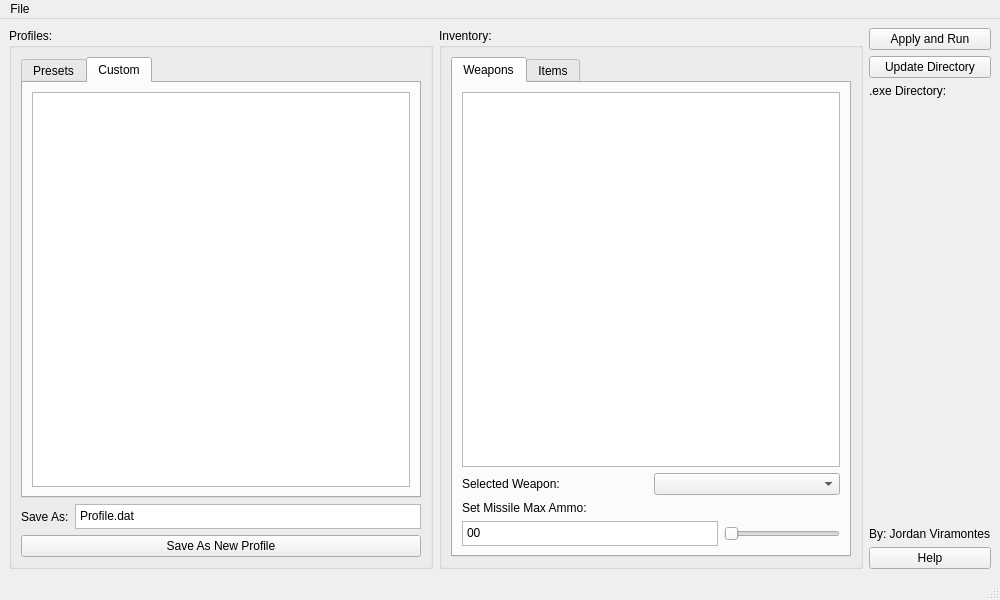
Old version of the form mainwindow.ui in the repository JordanViramontes/Cave-Story-Profile-Manager.
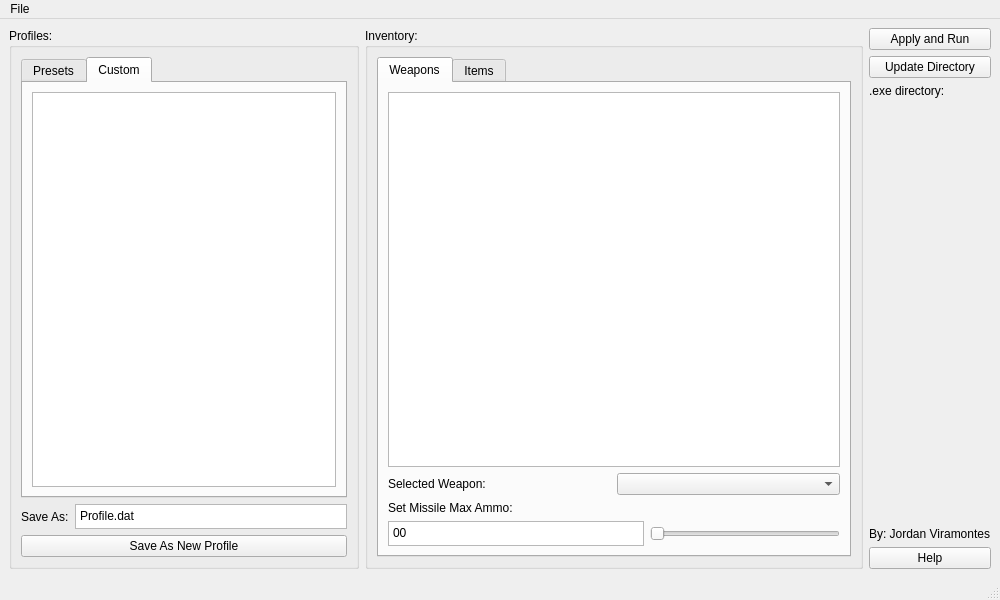
New version of the form. The open tabs and pages were chosen to show the change.

```diff
--- a/mainwindow.ui
+++ b/mainwindow.ui
@@ -28,6 +28,12 @@
      <layout class="QHBoxLayout" name="mainHLayout">
       <item>
        <widget class="QGroupBox" name="profilesGrBox">
+        <property name="maximumSize">
+         <size>
+          <width>350</width>
+          <height>16777215</height>
+         </size>
+        </property>
         <property name="title">
          <string>Profiles:</string>
         </property>
@@ -112,7 +118,7 @@
              <item>
               <widget class="QTextEdit" name="saveAsEdit">
                <property name="sizePolicy">
-                <sizepolicy hsizetype="Expanding" vsizetype="Minimum">
+                <sizepolicy hsizetype="MinimumExpanding" vsizetype="Minimum">
                  <horstretch>0</horstretch>
                  <verstretch>0</verstretch>
                 </sizepolicy>
@@ -300,8 +306,29 @@
         </item>
         <item>
          <widget class="QLabel" name="exeDirLabel">
+          <property name="sizePolicy">
+           <sizepolicy hsizetype="Minimum" vsizetype="Preferred">
+            <horstretch>0</horstretch>
+            <verstretch>0</verstretch>
+           </sizepolicy>
+          </property>
+          <property name="minimumSize">
+           <size>
+            <width>115</width>
+            <height>0</height>
+           </size>
+          </property>
+          <property name="maximumSize">
+           <size>
+            <width>115</width>
+            <height>16777215</height>
+           </size>
+          </property>
           <property name="text">
-           <string>.exe Directory:</string>
+           <string>.exe directory:</string>
+          </property>
+          <property name="wordWrap">
+           <bool>true</bool>
           </property>
          </widget>
         </item>
```
Left out of the diff: 8 changed lines with no effect on the pictures.
